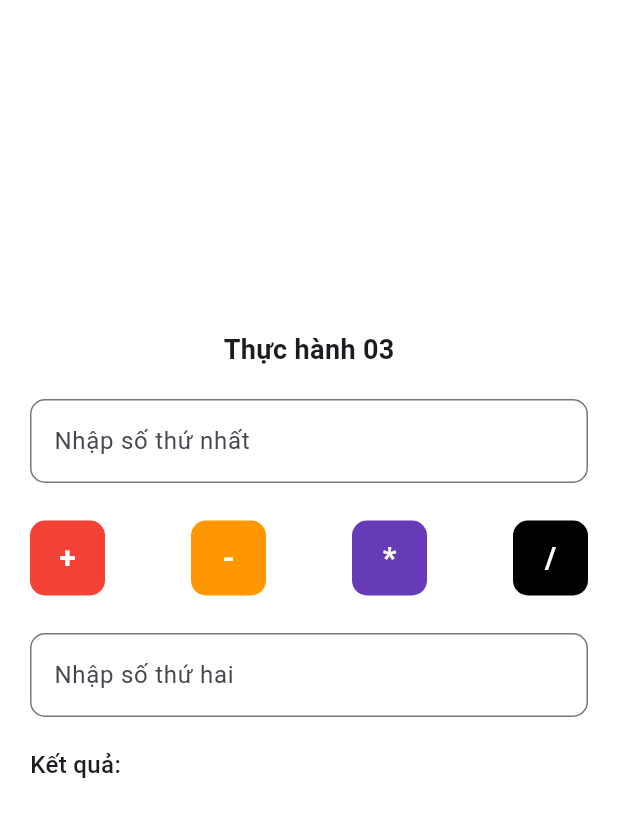
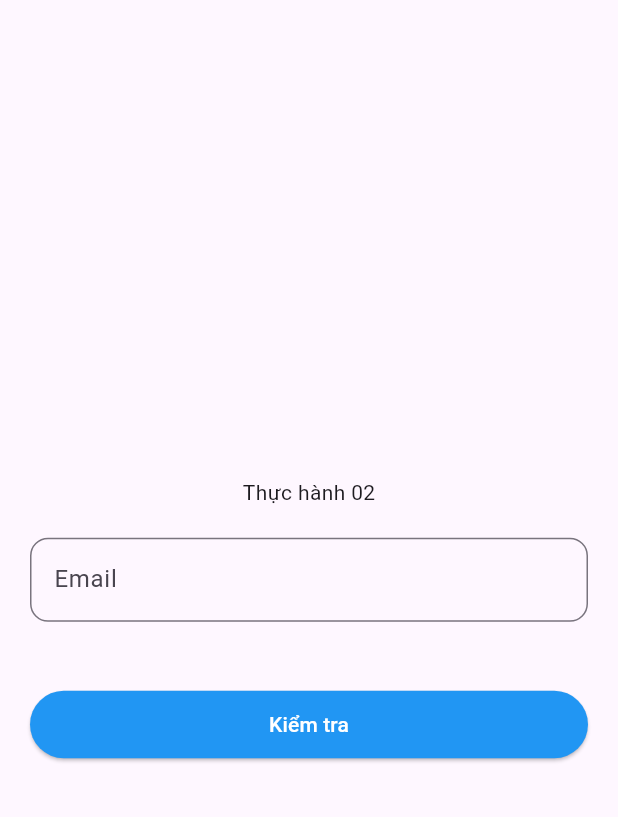
Before and after one commit to ThanhhLichh/BT-LTTBDD, a Flutter app: the screen it shows after launch, on a phone screen of 412 x 824 dp. Shown: the top 817 px of the screen. Run offline on Flutter 3.47's test engine with Material 3 defaults, Android fonts, the phone set to English and light mode, and no system bars.

Commit message:
Bai tap tren lop

```diff
--- a/BTTuan1/lib/main.dart
+++ b/BTTuan1/lib/main.dart
@@ -2,6 +2,7 @@ import 'package:flutter/material.dart';
 import 'screens/profile_screen.dart';
 import 'screens/practice2_screen.dart';
 import 'screens/practice3_screen.dart';
+import 'screens/practice4_screen.dart';
 
 void main() {
   runApp(const MyApp());
@@ -14,7 +15,7 @@ class MyApp extends StatelessWidget {
   Widget build(BuildContext context) {
     return const MaterialApp(
       debugShowCheckedModeBanner: false,
-      home: Practice3Screen(),
+      home: Practice4Screen(),
 
     );
   }
--- a/BTTuan1/lib/screens/practice2_screen.dart
+++ b/BTTuan1/lib/screens/practice2_screen.dart
@@ -40,10 +40,9 @@ class _Practice2ScreenState extends State<Practice2Screen> {
           padding: const EdgeInsets.all(20),
           child: Column(
             children: [
-              // 🔽 ĐẨY FORM XUỐNG GẦN GIỮA
               const SizedBox(height: 250),
 
-              // ===== FORM (VỊ TRÍ CỐ ĐỊNH) =====
+
               Column(
                 children: [
                   const Text(
@@ -110,7 +109,7 @@ class _Practice2ScreenState extends State<Practice2Screen> {
 
               const SizedBox(height: 20),
 
-              // ===== DANH SÁCH (BÊN DƯỚI) =====
+
               Expanded(
                 child: ListView.builder(
                   itemCount: numbers.length,
--- a/BTTuan1/lib/screens/practice3_screen.dart
+++ b/BTTuan1/lib/screens/practice3_screen.dart
@@ -46,7 +46,6 @@ class _Practice3ScreenState extends State<Practice3Screen> {
       return;
     }
 
-    // 4️⃣ Tính toán
     double res;
 
     switch (selectedOp) {
--- /dev/null
+++ b/BTTuan1/lib/screens/practice4_screen.dart
@@ -0,0 +1,88 @@
+import 'package:flutter/material.dart';
+
+class Practice4Screen extends StatefulWidget {
+  const Practice4Screen({super.key});
+
+  @override
+  State<Practice4Screen> createState() => _Practice4ScreenState();
+}
+
+class _Practice4ScreenState extends State<Practice4Screen> {
+  final TextEditingController _emailController = TextEditingController();
+  String message = "";
+
+  void checkEmail() {
+    final email = _emailController.text.trim();
+
+    setState(() {
+      if (email.isEmpty) {
+        message = "Email không hợp lệ";
+      } else if (!email.contains("@")) {
+        message = "Email không đúng định dạng";
+      } else {
+        message = "Bạn đã nhập email hợp lệ";
+      }
+    });
+  }
+
+  @override
+  Widget build(BuildContext context) {
+    return Scaffold(
+      body: Padding(
+        padding: const EdgeInsets.all(20),
+        child: Column(
+          mainAxisAlignment: MainAxisAlignment.center,
+          children: [
+            const Text("Thực hành 02"),
+
+            const SizedBox(height: 20),
+
+            TextField(
+              controller: _emailController,
+              decoration: InputDecoration(
+                hintText: "Email",
+                border: OutlineInputBorder(
+                  borderRadius: BorderRadius.circular(12),
+                ),
+              ),
+            ),
+
+            const SizedBox(height: 10),
+
+            Text(
+              message,
+              style: TextStyle(
+                color: message == "Bạn đã nhập email hợp lệ"
+                    ? Colors.green
+                    : Colors.red,
+              ),
+            ),
+
+            const SizedBox(height: 15),
+
+            SizedBox(
+              width: double.infinity,
+              height: 45,
+              child: ElevatedButton(
+                onPressed: checkEmail,
+                style: ElevatedButton.styleFrom(
+                  backgroundColor: Colors.blue,
+                ),
+                child: const Text(
+                  "Kiểm tra",
+                  style: TextStyle(color: Colors.white),
+                ),
+              ),
+            ),
+          ],
+        ),
+      ),
+    );
+  }
+
+  @override
+  void dispose() {
+    _emailController.dispose();
+    super.dispose();
+  }
+}
```
